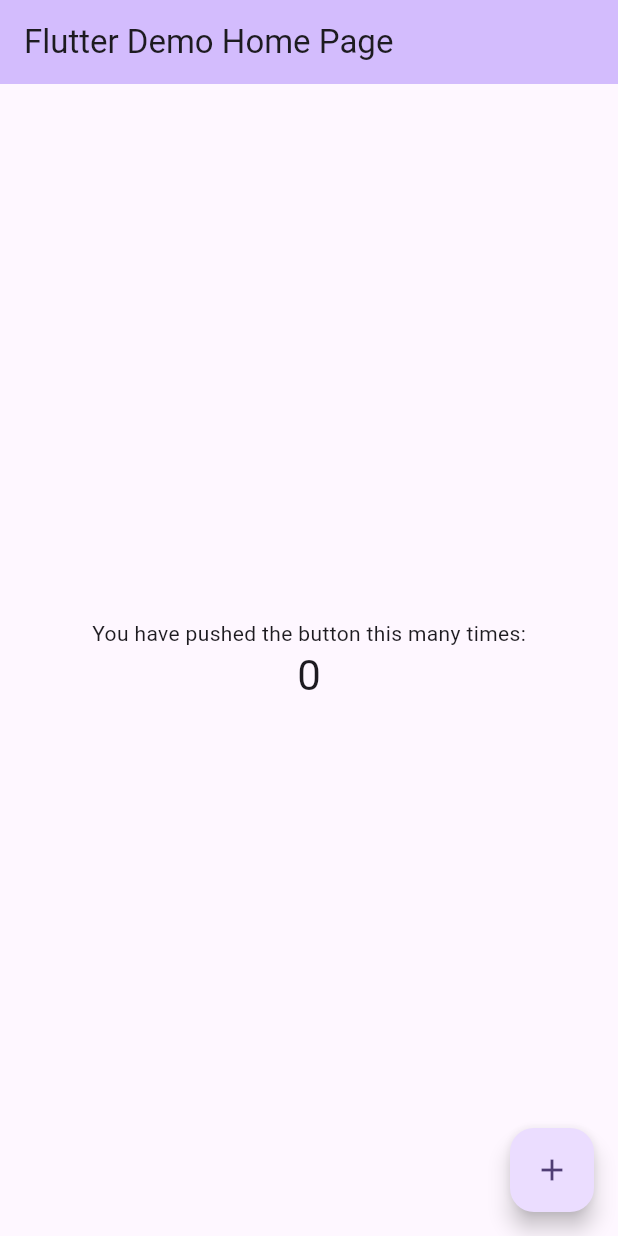
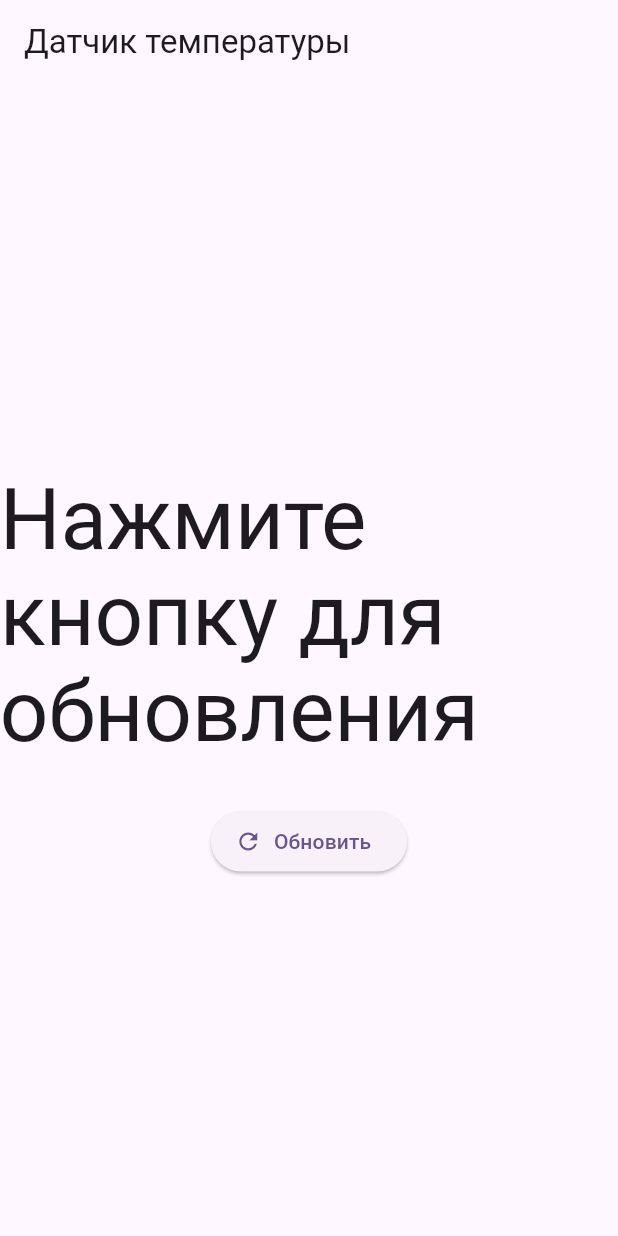
Before and after one commit to Bermud10/esp_sensor_app-, a Flutter app: the screen it shows after launch, on a phone screen of 412 x 824 dp. Run offline on Flutter 3.47's test engine with Material 3 defaults, Android fonts, the phone set to English and light mode, and no system bars.

Commit message:
первый запуск

```diff
--- a/lib/main.dart
+++ b/lib/main.dart
@@ -1,4 +1,6 @@
 import 'package:flutter/material.dart';
+import 'package:http/http.dart' as http;
+import 'dart:convert';
 
 void main() {
   runApp(const MyApp());
@@ -11,112 +13,104 @@ class MyApp extends StatelessWidget {
   @override
   Widget build(BuildContext context) {
     return MaterialApp(
-      title: 'Flutter Demo',
+      title: 'ESP street sensor',
       theme: ThemeData(
-        // This is the theme of your application.
-        //
-        // TRY THIS: Try running your application with "flutter run". You'll see
-        // the application has a purple toolbar. Then, without quitting the app,
-        // try changing the seedColor in the colorScheme below to Colors.green
-        // and then invoke "hot reload" (save your changes or press the "hot
-        // reload" button in a Flutter-supported IDE, or press "r" if you used
-        // the command line to start the app).
-        //
-        // Notice that the counter didn't reset back to zero; the application
-        // state is not lost during the reload. To reset the state, use hot
-        // restart instead.
-        //
-        // This works for code too, not just values: Most code changes can be
-        // tested with just a hot reload.
         colorScheme: .fromSeed(seedColor: Colors.deepPurple),
       ),
-      home: const MyHomePage(title: 'Flutter Demo Home Page'),
+      home: const SensorScreen(),
     );
   }
 }
 
-class MyHomePage extends StatefulWidget {
-  const MyHomePage({super.key, required this.title});
-
-  // This widget is the home page of your application. It is stateful, meaning
-  // that it has a State object (defined below) that contains fields that affect
-  // how it looks.
-
-  // This class is the configuration for the state. It holds the values (in this
-  // case the title) provided by the parent (in this case the App widget) and
-  // used by the build method of the State. Fields in a Widget subclass are
-  // always marked "final".
-
-  final String title;
+class SensorScreen extends StatefulWidget {
+  const SensorScreen({super.key});
 
   @override
-  State<MyHomePage> createState() => _MyHomePageState();
+  State<SensorScreen> createState() => SensorScreenState();
 }
 
-class _MyHomePageState extends State<MyHomePage> {
-  int _counter = 0;
+class SensorScreenState extends State<SensorScreen> {
 
-  void _incrementCounter() {
-    setState(() {
-      // This call to setState tells the Flutter framework that something has
-      // changed in this State, which causes it to rerun the build method below
-      // so that the display can reflect the updated values. If we changed
-      // _counter without calling setState(), then the build method would not be
-      // called again, and so nothing would appear to happen.
-      _counter++;
-    });
-  }
+    String _temperature = 'Нажмите кнопку для обновления';
+    String _location = '';
+    String _unit = '';
+    bool isLoading = false;
+
+    Future<void> getTemperature() async {
+      setState(() {
+        isLoading = true;
+      });
+
+      try{
+
+        final response = await http.get(Uri.parse('http://192.168.0.182'));
+
+        if(response.statusCode == 200){
+
+          final data = jsonDecode(response.body);
+
+          setState(() {
+            _temperature = data['temperature'].toString();
+            _location = data['location'];
+            _unit = data['unit'];
+          });
+        }else{
+          setState(() {
+            _temperature = "Ошибка: ${response.statusCode}";
+          });
+        }
+      }
+      catch(e){
+        setState(() {
+          _temperature = "Ошибка подключения";
+        });
+        print("$e");
+      }
+      finally{
+        setState(() {
+          isLoading = false;
+        });
+      }
+    }
+
 
   @override
   Widget build(BuildContext context) {
-    // This method is rerun every time setState is called, for instance as done
-    // by the _incrementCounter method above.
-    //
-    // The Flutter framework has been optimized to make rerunning build methods
-    // fast, so that you can just rebuild anything that needs updating rather
-    // than having to individually change instances of widgets.
     return Scaffold(
       appBar: AppBar(
-        // TRY THIS: Try changing the color here to a specific color (to
-        // Colors.amber, perhaps?) and trigger a hot reload to see the AppBar
-        // change color while the other colors stay the same.
-        backgroundColor: Theme.of(context).colorScheme.inversePrimary,
-        // Here we take the value from the MyHomePage object that was created by
-        // the App.build method, and use it to set our appbar title.
-        title: Text(widget.title),
+        title: const Text('Датчик температуры'),
       ),
       body: Center(
-        // Center is a layout widget. It takes a single child and positions it
-        // in the middle of the parent.
         child: Column(
-          // Column is also a layout widget. It takes a list of children and
-          // arranges them vertically. By default, it sizes itself to fit its
-          // children horizontally, and tries to be as tall as its parent.
-          //
-          // Column has various properties to control how it sizes itself and
-          // how it positions its children. Here we use mainAxisAlignment to
-          // center the children vertically; the main axis here is the vertical
-          // axis because Columns are vertical (the cross axis would be
-          // horizontal).
-          //
-          // TRY THIS: Invoke "debug painting" (choose the "Toggle Debug Paint"
-          // action in the IDE, or press "p" in the console), to see the
-          // wireframe for each widget.
-          mainAxisAlignment: .center,
+          mainAxisAlignment: MainAxisAlignment.center,
           children: [
-            const Text('You have pushed the button this many times:'),
+            if (_location.isNotEmpty)
+              Text(
+                _location.toUpperCase(),
+                style: Theme.of(context).textTheme.headlineMedium,
+              ),
+            const SizedBox(height: 20),
             Text(
-              '$_counter',
-              style: Theme.of(context).textTheme.headlineMedium,
+              _temperature == 'Нажмите кнопку для обновления'
+                  ? _temperature
+                  : '$_temperature $_unit',
+              style: Theme.of(context).textTheme.displayLarge,
+            ),
+            const SizedBox(height: 30),
+            ElevatedButton.icon(
+              onPressed: isLoading ? null : getTemperature,
+              icon: isLoading
+                  ? const SizedBox(
+                      width: 20,
+                      height: 20,
+                      child: CircularProgressIndicator(strokeWidth: 2),
+                    )
+                  : const Icon(Icons.refresh),
+              label: Text(isLoading ? 'Загрузка...' : 'Обновить'),
             ),
           ],
         ),
       ),
-      floatingActionButton: FloatingActionButton(
-        onPressed: _incrementCounter,
-        tooltip: 'Increment',
-        child: const Icon(Icons.add),
-      ),
     );
   }
 }
--- a/pubspec.yaml
+++ b/pubspec.yaml
@@ -30,6 +30,7 @@ environment:
 dependencies:
   flutter:
     sdk: flutter
+  http: ^1.1.0
 
   # The following adds the Cupertino Icons font to your application.
   # Use with the CupertinoIcons class for iOS style icons.
```
